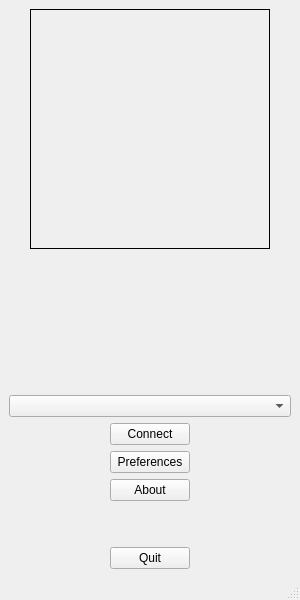
Before: the Qt Designer form src/ui/mwstart.ui in mikedmorto/qglpi, drawn with Qt 5.
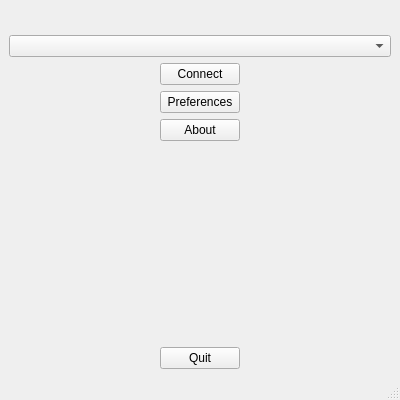
After: the same form once the commit is applied. Icons and pictures are not drawn.

Patch:
```diff
--- a/src/ui/mwstart.ui
+++ b/src/ui/mwstart.ui
@@ -6,8 +6,8 @@
    <rect>
     <x>0</x>
     <y>0</y>
-    <width>300</width>
-    <height>600</height>
+    <width>400</width>
+    <height>400</height>
    </rect>
   </property>
   <property name="windowTitle">
@@ -35,22 +35,7 @@
        </spacer>
       </item>
       <item>
-       <widget class="QLabel" name="lbl_logo">
-        <property name="sizePolicy">
-         <sizepolicy hsizetype="Fixed" vsizetype="Fixed">
-          <horstretch>0</horstretch>
-          <verstretch>0</verstretch>
-         </sizepolicy>
-        </property>
-        <property name="minimumSize">
-         <size>
-          <width>240</width>
-          <height>240</height>
-         </size>
-        </property>
-        <property name="frameShape">
-         <enum>QFrame::Box</enum>
-        </property>
+       <widget class="QLabel" name="lbl_icon">
         <property name="text">
          <string/>
         </property>
@@ -71,19 +56,6 @@
       </item>
      </layout>
     </item>
-    <item>
-     <spacer name="verticalSpacer_2">
-      <property name="orientation">
-       <enum>Qt::Vertical</enum>
-      </property>
-      <property name="sizeHint" stdset="0">
-       <size>
-        <width>20</width>
-        <height>36</height>
-       </size>
-      </property>
-     </spacer>
-    </item>
     <item>
      <widget class="QComboBox" name="cb_server"/>
     </item>
```
Left out of the diff: 12 changed lines with no effect on the pictures.
